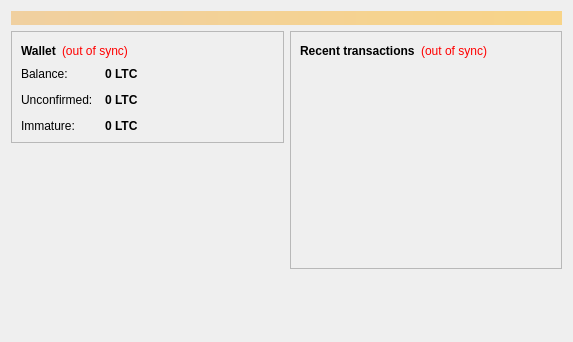
This is src/qt/forms/overviewpage.ui in WhisperCoin/NewCoin as Qt 5 draws it before an edit. The edited form follows.
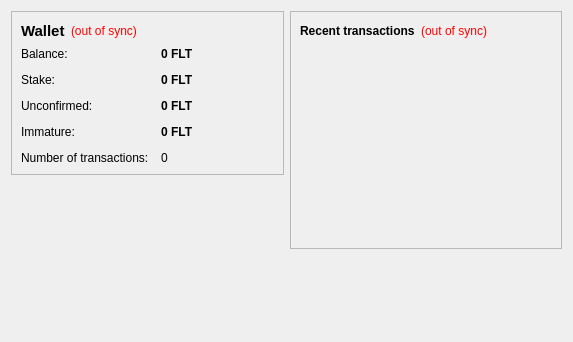
This is the edited form.

What changed in the file:
```diff
--- a/src/qt/forms/overviewpage.ui
+++ b/src/qt/forms/overviewpage.ui
@@ -13,24 +13,6 @@
   <property name="windowTitle">
    <string>Form</string>
   </property>
-  <layout class="QVBoxLayout" name="topLayout">
-   <item>
-    <widget class="QLabel" name="labelAlerts">
-     <property name="visible">
-      <bool>false</bool>
-     </property>
-     <property name="styleSheet">
-      <string notr="true">background-color: qlineargradient(x1: 0, y1: 0, x2: 1, y2: 0, stop:0 #F0D0A0, stop:1 #F8D488); color:#000000;</string>
-     </property>
-     <property name="wordWrap">
-      <bool>true</bool>
-     </property>
-     <property name="margin">
-      <number>3</number>
-     </property>
-    </widget>
-   </item>
-   <item>
     <layout class="QHBoxLayout" name="horizontalLayout" stretch="1,1">
      <item>
       <layout class="QVBoxLayout" name="verticalLayout_2">
@@ -49,6 +31,7 @@
              <widget class="QLabel" name="label_5">
               <property name="font">
                <font>
+              <pointsize>11</pointsize>
                 <weight>75</weight>
                 <bold>true</bold>
                </font>
@@ -61,7 +44,7 @@
             <item>
              <widget class="QLabel" name="labelWalletStatus">
               <property name="toolTip">
-               <string>The displayed information may be out of date. Your wallet automatically synchronizes with the NewCoin network after a connection is established, but this process has not completed yet.</string>
+             <string>The displayed information may be out of date. Your wallet automatically synchronizes with the FlutterCoin network after a connection is established, but this process has not completed yet.</string>
               </property>
               <property name="styleSheet">
                <string notr="true">QLabel { color: red; }</string>
@@ -122,7 +105,7 @@
                <string>Your current balance</string>
               </property>
               <property name="text">
-               <string notr="true">0 LTC</string>
+             <string notr="true">0 FLT</string>
               </property>
               <property name="textInteractionFlags">
                <set>Qt::LinksAccessibleByMouse|Qt::TextSelectableByKeyboard|Qt::TextSelectableByMouse</set>
@@ -130,13 +113,42 @@
              </widget>
             </item>
             <item row="1" column="0">
+           <widget class="QLabel" name="label_6">
+            <property name="text">
+             <string>Stake:</string>
+            </property>
+           </widget>
+          </item>
+          <item row="1" column="1">
+           <widget class="QLabel" name="labelStake">
+            <property name="font">
+             <font>
+              <weight>75</weight>
+              <bold>true</bold>
+             </font>
+            </property>
+            <property name="cursor">
+             <cursorShape>IBeamCursor</cursorShape>
+            </property>
+            <property name="toolTip">
+             <string>Total of coins that was staked, and do not yet count toward the current balance</string>
+            </property>
+            <property name="text">
+             <string notr="true">0 FLT</string>
+            </property>
+            <property name="textInteractionFlags">
+             <set>Qt::LinksAccessibleByMouse|Qt::TextSelectableByKeyboard|Qt::TextSelectableByMouse</set>
+            </property>
+           </widget>
+          </item>
+          <item row="2" column="0">
              <widget class="QLabel" name="label_3">
               <property name="text">
                <string>Unconfirmed:</string>
               </property>
              </widget>
             </item>
-            <item row="1" column="1">
+          <item row="2" column="1">
              <widget class="QLabel" name="labelUnconfirmed">
               <property name="font">
                <font>
@@ -151,21 +163,21 @@
                <string>Total of transactions that have yet to be confirmed, and do not yet count toward the current balance</string>
               </property>
               <property name="text">
-               <string notr="true">0 LTC</string>
+             <string notr="true">0 FLT</string>
               </property>
               <property name="textInteractionFlags">
                <set>Qt::LinksAccessibleByMouse|Qt::TextSelectableByKeyboard|Qt::TextSelectableByMouse</set>
               </property>
              </widget>
             </item>
-            <item row="2" column="0">
+          <item row="3" column="0">
              <widget class="QLabel" name="labelImmatureText">
               <property name="text">
                <string>Immature:</string>
               </property>
              </widget>
             </item>
-            <item row="2" column="1">
+          <item row="3" column="1">
              <widget class="QLabel" name="labelImmature">
               <property name="font">
                <font>
@@ -177,13 +189,30 @@
                <string>Mined balance that has not yet matured</string>
               </property>
               <property name="text">
-               <string notr="true">0 LTC</string>
+             <string notr="true">0 FLT</string>
               </property>
               <property name="textInteractionFlags">
                <set>Qt::LinksAccessibleByMouse|Qt::TextSelectableByKeyboard|Qt::TextSelectableByMouse</set>
               </property>
              </widget>
             </item>
+          <item row="4" column="0">
+           <widget class="QLabel" name="label_2">
+            <property name="text">
+             <string>Number of transactions:</string>
+            </property>
+           </widget>
+          </item>
+          <item row="4" column="1">
+           <widget class="QLabel" name="labelNumTransactions">
+            <property name="toolTip">
+             <string>Total number of transactions in wallet</string>
+            </property>
+            <property name="text">
+             <string notr="true">0</string>
+            </property>
+           </widget>
+          </item>
            </layout>
           </item>
          </layout>
@@ -227,7 +256,7 @@
             <item>
              <widget class="QLabel" name="labelTransactionsStatus">
               <property name="toolTip">
-               <string>The displayed information may be out of date. Your wallet automatically synchronizes with the NewCoin network after a connection is established, but this process has not completed yet.</string>
+             <string>The displayed information may be out of date. Your wallet automatically synchronizes with the FlutterCoin network after a connection is established, but this process has not completed yet.</string>
               </property>
               <property name="styleSheet">
                <string notr="true">QLabel { color: red; }</string>
@@ -289,8 +318,6 @@
           </size>
          </property>
         </spacer>
-       </item>
-      </layout>
      </item>
     </layout>
    </item>
```
Lines whose indentation alone changed are shown as unchanged.
